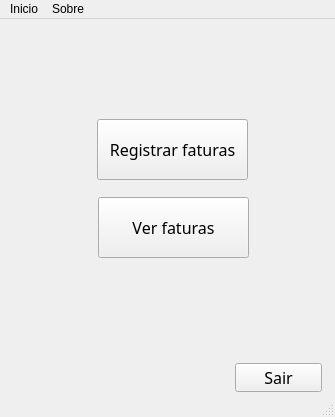
Before: the Qt Designer form payday/view/menu.ui in M3nin0/payday, drawn with Qt 5.
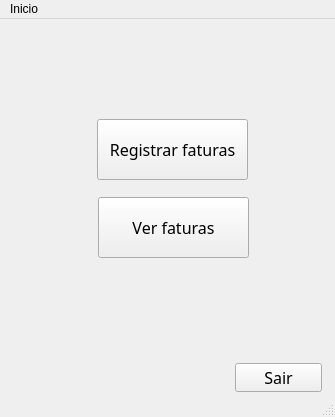
After: the same form once the commit is applied.

Commit message: Melhoria nos comentários e atualização do README

The edit to the form file:
```diff
--- a/payday/view/menu.ui
+++ b/payday/view/menu.ui
@@ -105,13 +105,7 @@
     </property>
     <addaction name="action_configura"/>
    </widget>
-   <widget class="QMenu" name="menuSobre">
-    <property name="title">
-     <string>Sobre</string>
-    </property>
-   </widget>
    <addaction name="menuInicio"/>
-   <addaction name="menuSobre"/>
   </widget>
   <widget class="QStatusBar" name="statusbar"/>
   <action name="action_configura">
```
The commit also changes 2 other files.
